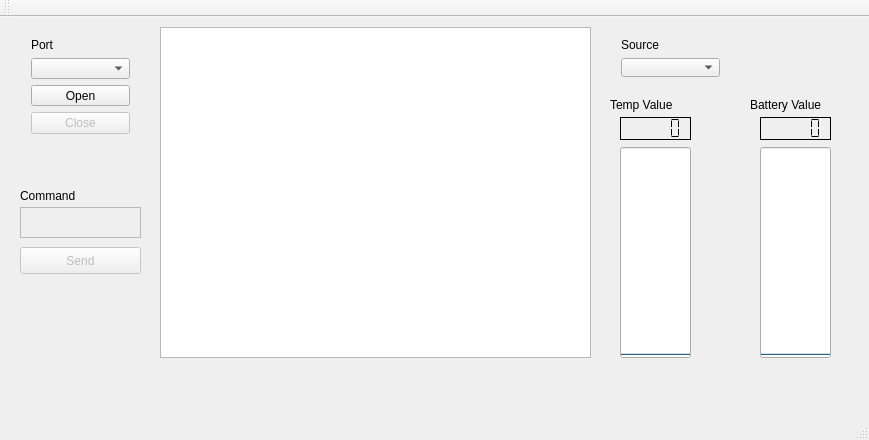
Before: the Qt Designer form Elastic_Nodes/mainwindow.ui in RaiBP/aodv-wsn, drawn with Qt 5.
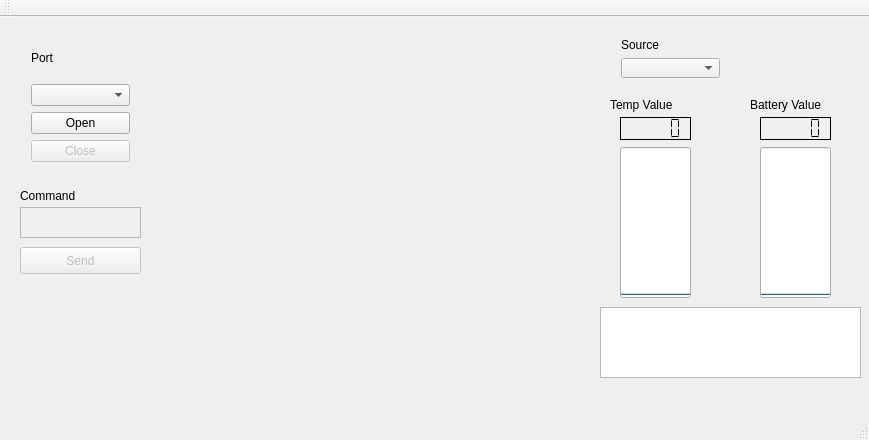
After: the same form once the commit is applied. Custom widgets are drawn as their Qt base class.

Commit message: merged GUI windows into one

```diff
--- a/Elastic_Nodes/mainwindow.ui
+++ b/Elastic_Nodes/mainwindow.ui
@@ -20,10 +20,10 @@
     </property>
     <property name="geometry">
      <rect>
-      <x>160</x>
-      <y>10</y>
-      <width>431</width>
-      <height>331</height>
+      <x>600</x>
+      <y>290</y>
+      <width>261</width>
+      <height>71</height>
      </rect>
     </property>
    </widget>
@@ -75,7 +75,7 @@
       <x>20</x>
       <y>10</y>
       <width>121</width>
-      <height>118</height>
+      <height>146</height>
      </rect>
     </property>
     <layout class="QVBoxLayout" name="verticalLayout">
@@ -114,7 +114,7 @@
       <x>760</x>
       <y>130</y>
       <width>71</width>
-      <height>211</height>
+      <height>151</height>
      </rect>
     </property>
     <property name="maximum">
@@ -171,7 +171,7 @@
       <x>620</x>
       <y>130</y>
       <width>71</width>
-      <height>211</height>
+      <height>151</height>
      </rect>
     </property>
     <property name="maximum">
@@ -228,7 +228,7 @@
       <x>610</x>
       <y>10</y>
       <width>121</width>
-      <height>61</height>
+      <height>62</height>
      </rect>
     </property>
     <layout class="QVBoxLayout" name="verticalLayout_2">
@@ -244,6 +244,16 @@
      </item>
     </layout>
    </widget>
+   <widget class="GraphWidget" name="topologyMap" native="true">
+    <property name="geometry">
+     <rect>
+      <x>150</x>
+      <y>10</y>
+      <width>431</width>
+      <height>341</height>
+     </rect>
+    </property>
+   </widget>
   </widget>
   <widget class="QMenuBar" name="menuBar">
    <property name="geometry">
@@ -266,6 +276,14 @@
   <widget class="QStatusBar" name="statusBar"/>
  </widget>
  <layoutdefault spacing="6" margin="11"/>
+ <customwidgets>
+  <customwidget>
+   <class>GraphWidget</class>
+   <extends>QWidget</extends>
+   <header>graphwidget.h</header>
+   <container>1</container>
+  </customwidget>
+ </customwidgets>
  <resources/>
  <connections/>
 </ui>
```
Left out of the diff: 2 changed lines with no effect on the pictures. The commit also changes 1 other file.
